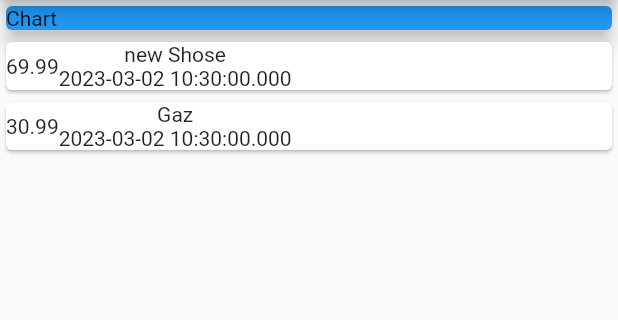
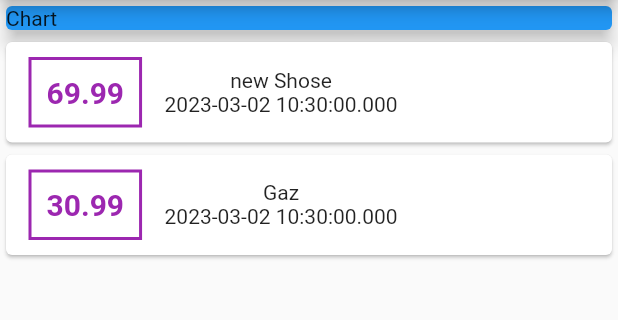
Before and after one commit to chebihiF/suptech_2023_expenses_app, a Flutter app: the screen it shows after launch, on a phone screen of 412 x 824 dp, the part 84-404 px from its top. Run offline on Flutter 3.47's test engine with Material 2 defaults, Android fonts, the phone set to English and light mode, and no system bars.

Commit message:
add amount design

```diff
--- a/lib/main.dart
+++ b/lib/main.dart
@@ -36,7 +36,20 @@ class MyHomepage extends StatelessWidget {
                     .map((tx) => Card(
                             child: Row(
                           children: [
-                            Text(tx.amount.toString()),
+                            Container(
+                                margin: EdgeInsets.symmetric(
+                                    vertical: 10, horizontal: 15),
+                                decoration: BoxDecoration(
+                                    border: Border.all(
+                                        color: Colors.purple, width: 2)),
+                                padding: EdgeInsets.all(10),
+                                child: Text(
+                                  tx.amount.toString(),
+                                  style: TextStyle(
+                                      fontWeight: FontWeight.bold,
+                                      fontSize: 20,
+                                      color: Colors.purple),
+                                )),
                             Column(
                               children: [
                                 Text(tx.title),
```
